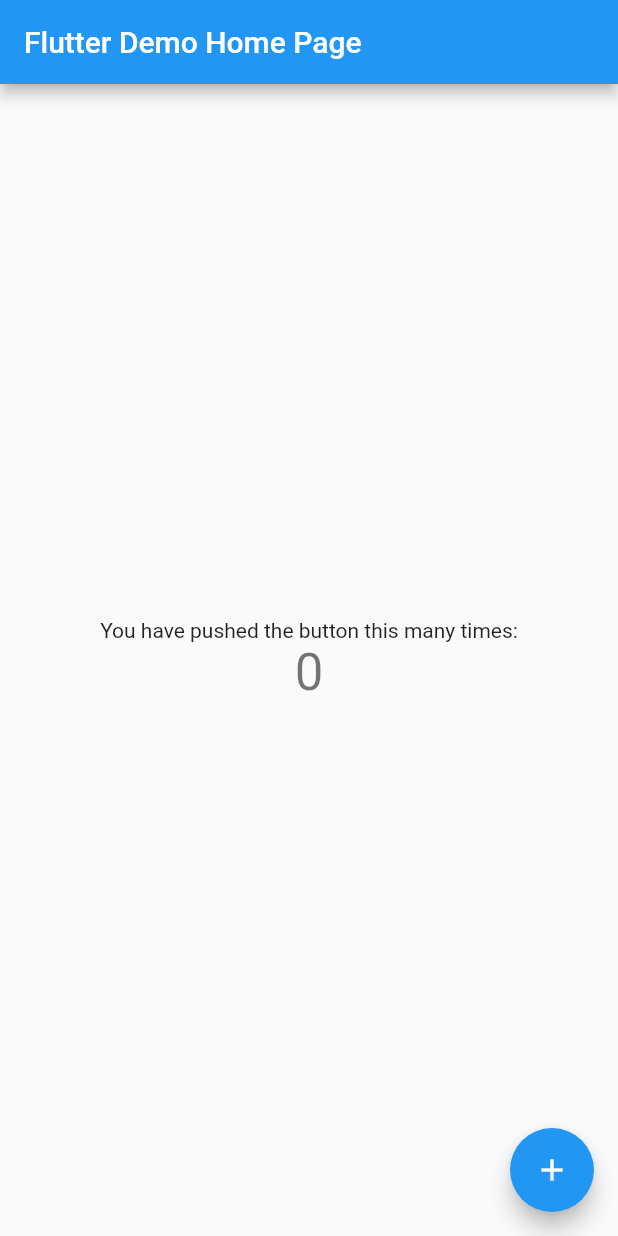
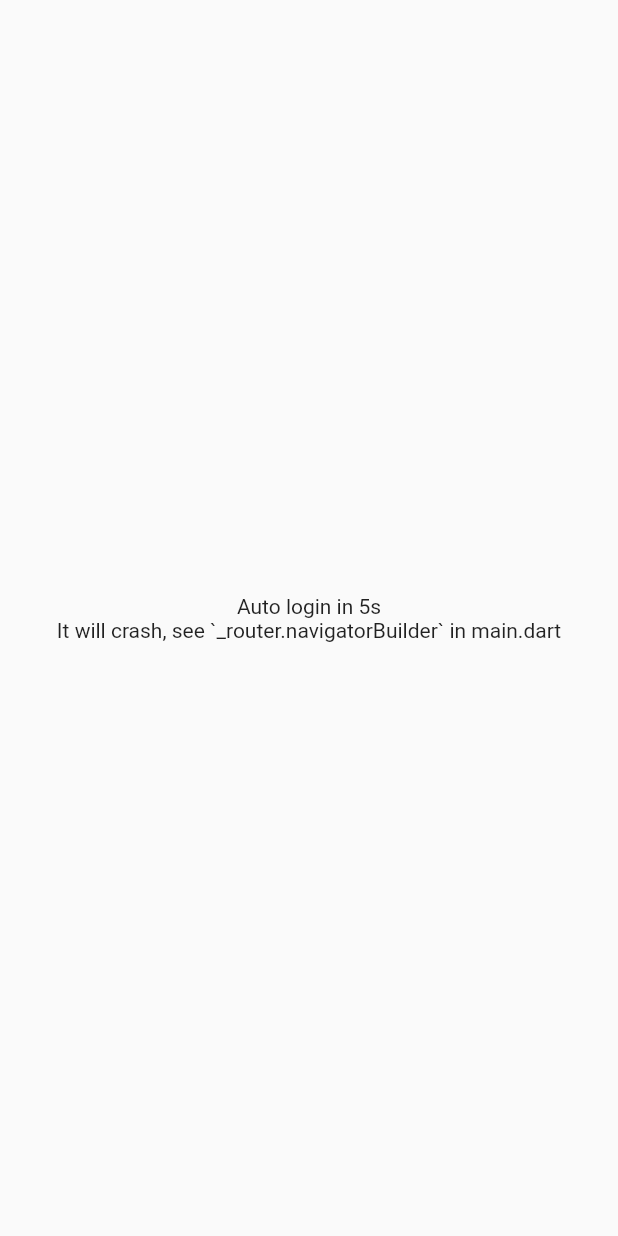
Before and after one commit to whollacsek/go_router_navigator_crash, a Flutter app: the first screen one second after launch, on a phone screen of 412 x 824 dp. Run offline on Flutter 3.47's test engine with Material 2 defaults, Android fonts, the phone set to English and light mode, and no system bars; our stand-ins replace go_router, hooks_riverpod.

Commit message:
Minimal crash repro

```diff
--- /dev/null
+++ b/lib/login_screen.dart
@@ -0,0 +1,21 @@
+import 'package:flutter/material.dart';
+
+class LoginScreen extends StatelessWidget {
+  const LoginScreen({Key? key}) : super(key: key);
+
+  @override
+  Widget build(BuildContext context) {
+    return Scaffold(
+      body: Center(
+        child: Column(
+          crossAxisAlignment: CrossAxisAlignment.center,
+          mainAxisAlignment: MainAxisAlignment.center,
+          children: const [
+            Text("Auto login in 5s"),
+            Text("It will crash, see `_router.navigatorBuilder` in main.dart"),
+          ],
+        ),
+      ),
+    );
+  }
+}
--- a/lib/main.dart
+++ b/lib/main.dart
@@ -1,115 +1,131 @@
 import 'package:flutter/material.dart';
+import 'package:go_router/go_router.dart';
+import 'package:go_router_navigator_crash/nested_screen.dart';
+import 'package:hooks_riverpod/hooks_riverpod.dart';
+
+import 'home_screen.dart';
+import 'login_screen.dart';
+import 'wrapper.dart';
 
 void main() {
-  runApp(const MyApp());
+  runApp(App());
 }
 
-class MyApp extends StatelessWidget {
-  const MyApp({Key? key}) : super(key: key);
+class Authenticated extends StatelessWidget {
+  final Widget child;
 
-  // This widget is the root of your application.
+  const Authenticated({Key? key, required this.child}) : super(key: key);
+
   @override
   Widget build(BuildContext context) {
-    return MaterialApp(
-      title: 'Flutter Demo',
+    return Wrapper(child: child);
+  }
+}
+
+final container = ProviderContainer();
+
+final _router = GoRouter(
+  debugLogDiagnostics: true,
+  routes: [
+    GoRoute(
+      name: "login",
+      path: "/login",
+      builder: (context, state) => const LoginScreen(),
+    ),
+    GoRoute(
+        name: "home",
+        path: "/",
+        builder: (context, state) => const HomeScreen(),
+        routes: [
+          GoRoute(
+            name: "nested",
+            path: "nested",
+            builder: (context, state) => const NestedScreen(),
+          ),
+        ]),
+  ],
+  refreshListenable: container.read(loginInfoProvider.notifier),
+  // redirect to the login page if the user is not logged in
+  redirect: (state) {
+    // if the user is not logged in, they need to login
+    final loggedIn = container.read(loginInfoProvider).loggedIn;
+    final loggingIn = state.subloc == '/login';
+
+    // bundle the location the user is coming from into a query parameter
+    final fromp = state.subloc == '/' ? '' : '?from=${state.subloc}';
+    if (!loggedIn) return loggingIn ? null : '/login$fromp';
+
+    // if the user is logged in, send them where they were going before (or
+    // home if they weren't going anywhere)
+    if (loggingIn) return state.queryParams['from'] ?? '/';
+
+    // no need to redirect at all
+    return null;
+  },
+  navigatorBuilder: (context, state, child) {
+    return UncontrolledProviderScope(
+        container: container,
+
+        /// The crash happens when Navigator is injected dynamically
+        /// If we remove the condition surrounding the Navigator then it doesn't crash
+        /// but I'd like to have this Navigator only when the user is authenticated
+        child: container.read(loginInfoProvider).loggedIn
+            ? Navigator(
+                onPopPage: (route, dynamic result) {
+                  route.didPop(result);
+                  return false; // don't pop the single page on the root navigator
+                },
+                pages: [MaterialPage<void>(child: Authenticated(child: child))],
+              )
+            : child);
+
+    /// This will not crash but is injecting Navigator all the time
+    // child: Navigator(
+    //   onPopPage: (route, dynamic result) {
+    //     route.didPop(result);
+    //     return false; // don't pop the single page on the root navigator
+    //   },
+    //   pages: [MaterialPage<void>(child: Authenticated(child: child))],
+    // ));
+  },
+);
+
+class App extends StatelessWidget {
+  @override
+  Widget build(BuildContext context) {
+    return MaterialApp.router(
+      debugShowCheckedModeBanner: false,
+      title: "Flutter Demo",
       theme: ThemeData(
-        // This is the theme of your application.
-        //
-        // Try running your application with "flutter run". You'll see the
-        // application has a blue toolbar. Then, without quitting the app, try
-        // changing the primarySwatch below to Colors.green and then invoke
-        // "hot reload" (press "r" in the console where you ran "flutter run",
-        // or simply save your changes to "hot reload" in a Flutter IDE).
-        // Notice that the counter didn't reset back to zero; the application
-        // is not restarted.
         primarySwatch: Colors.blue,
+        visualDensity: VisualDensity.adaptivePlatformDensity,
       ),
-      home: const MyHomePage(title: 'Flutter Demo Home Page'),
+      routeInformationParser: _router.routeInformationParser,
+      routerDelegate: _router.routerDelegate,
     );
   }
 }
 
-class MyHomePage extends StatefulWidget {
-  const MyHomePage({Key? key, required this.title}) : super(key: key);
+class LoginInfo extends ChangeNotifier {
+  bool _loggedIn = false;
+  bool get loggedIn => _loggedIn;
 
-  // This widget is the home page of your application. It is stateful, meaning
-  // that it has a State object (defined below) that contains fields that affect
-  // how it looks.
-
-  // This class is the configuration for the state. It holds the values (in this
-  // case the title) provided by the parent (in this case the App widget) and
-  // used by the build method of the State. Fields in a Widget subclass are
-  // always marked "final".
-
-  final String title;
-
-  @override
-  State<MyHomePage> createState() => _MyHomePageState();
+  void update(bool loggedIn) {
+    _loggedIn = loggedIn;
+    notifyListeners();
+  }
 }
 
-class _MyHomePageState extends State<MyHomePage> {
-  int _counter = 0;
+final loginInfoProvider = ChangeNotifierProvider<LoginInfo>((ref) {
+  final loginInfo = LoginInfo();
 
-  void _incrementCounter() {
-    setState(() {
-      // This call to setState tells the Flutter framework that something has
-      // changed in this State, which causes it to rerun the build method below
-      // so that the display can reflect the updated values. If we changed
-      // _counter without calling setState(), then the build method would not be
-      // called again, and so nothing would appear to happen.
-      _counter++;
-    });
-  }
+  Future.delayed(const Duration(seconds: 5)).then((value) {
+    loginInfo.update(true);
+  });
 
-  @override
-  Widget build(BuildContext context) {
-    // This method is rerun every time setState is called, for instance as done
-    // by the _incrementCounter method above.
-    //
-    // The Flutter framework has been optimized to make rerunning build methods
-    // fast, so that you can just rebuild anything that needs updating rather
-    // than having to individually change instances of widgets.
-    return Scaffold(
-      appBar: AppBar(
-        // Here we take the value from the MyHomePage object that was created by
-        // the App.build method, and use it to set our appbar title.
-        title: Text(widget.title),
-      ),
-      body: Center(
-        // Center is a layout widget. It takes a single child and positions it
-        // in the middle of the parent.
-        child: Column(
-          // Column is also a layout widget. It takes a list of children and
-          // arranges them vertically. By default, it sizes itself to fit its
-          // children horizontally, and tries to be as tall as its parent.
-          //
-          // Invoke "debug painting" (press "p" in the console, choose the
-          // "Toggle Debug Paint" action from the Flutter Inspector in Android
-          // Studio, or the "Toggle Debug Paint" command in Visual Studio Code)
-          // to see the wireframe for each widget.
-          //
-          // Column has various properties to control how it sizes itself and
-          // how it positions its children. Here we use mainAxisAlignment to
-          // center the children vertically; the main axis here is the vertical
-          // axis because Columns are vertical (the cross axis would be
-          // horizontal).
-          mainAxisAlignment: MainAxisAlignment.center,
-          children: <Widget>[
-            const Text(
-              'You have pushed the button this many times:',
-            ),
-            Text(
-              '$_counter',
-              style: Theme.of(context).textTheme.headline4,
-            ),
-          ],
-        ),
-      ),
-      floatingActionButton: FloatingActionButton(
-        onPressed: _incrementCounter,
-        tooltip: 'Increment',
-        child: const Icon(Icons.add),
-      ), // This trailing comma makes auto-formatting nicer for build methods.
-    );
-  }
-}
+  ref.onDispose(() {
+    loginInfo.dispose();
+  });
+
+  return loginInfo;
+});
--- a/pubspec.yaml
+++ b/pubspec.yaml
@@ -45,6 +45,8 @@ dev_dependencies:
   # package. See that file for information about deactivating specific lint
   # rules and activating additional ones.
   flutter_lints: ^1.0.0
+  go_router: ^3.0.1
+  hooks_riverpod: ^1.0.3
 
 # For information on the generic Dart part of this file, see the
 # following page: https://dart.dev/tools/pub/pubspec
```
Also changed, not shown: lib/assistant.dart (added, +36 -0 lines), lib/home_screen.dart (added, +24 -0 lines), lib/nested_screen.dart (added, +13 -0 lines), lib/wrapper.dart (added, +67 -0 lines), pubspec.lock.
